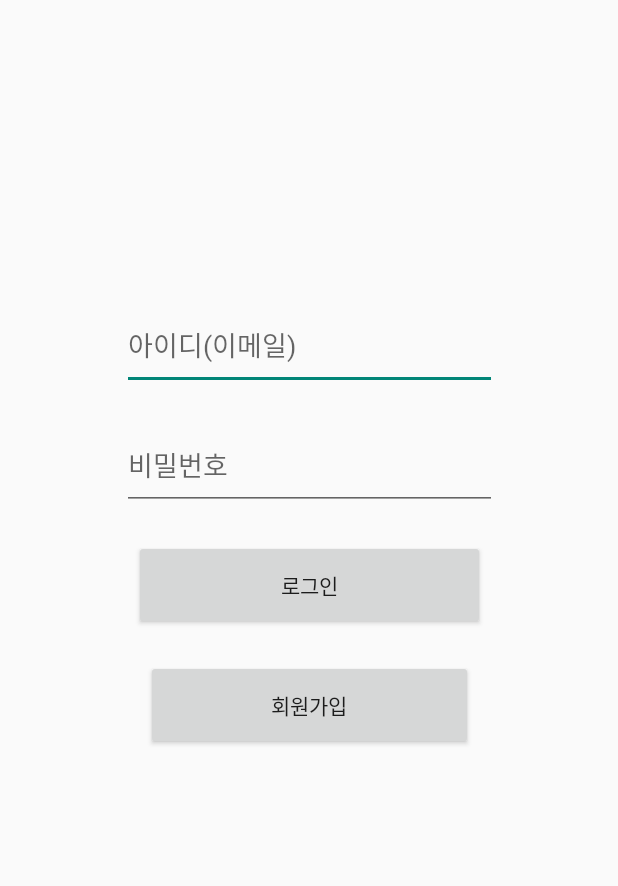
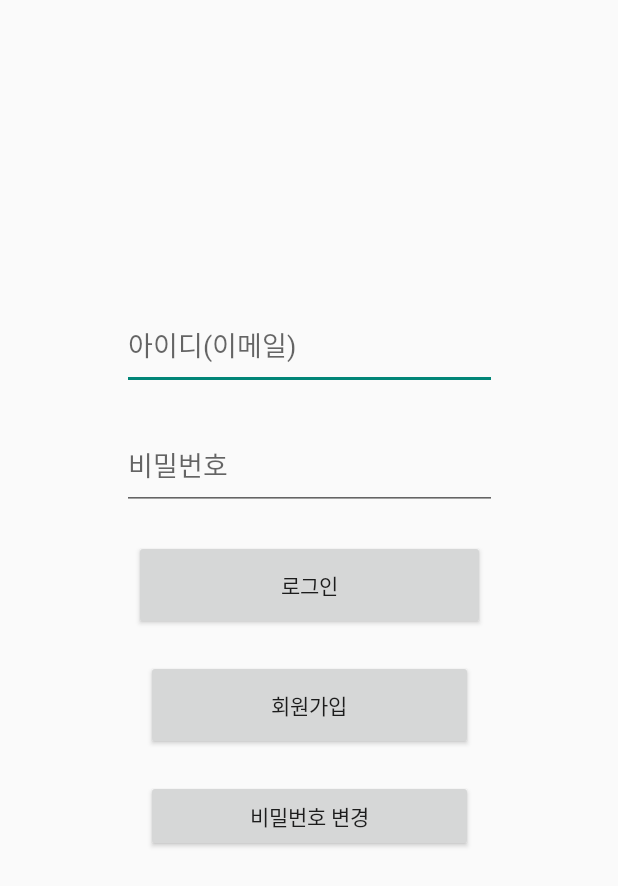
Before and after one commit to lola161385/team_UGS_Capstone, an Android app built with Jetpack Compose: the screen it shows after launch (LoginActivity), on a phone screen of 412 x 824 dp. Shown: the top 886 px of the screen. Run offline under Robolectric (Android 15) with nearby library versions, the phone set to English and light mode, and no system bars; our stand-ins replace Firebase (no records; nobody signed in at launch, a user with empty details on screens opened directly).

Commit message:
change pwd

```diff
--- a/app/src/main/java/com/sahmyook/ugs/LoginActivity.java
+++ b/app/src/main/java/com/sahmyook/ugs/LoginActivity.java
@@ -21,7 +21,7 @@ public class LoginActivity extends AppCompatActivity {
     private FirebaseAuth mFirebaseAuth;
     private DatabaseReference mDatabaseRef;
     private EditText mEtEmail, mEtPwd;
-    private Button mBtnRegister, mBtnLogin;
+    private Button mBtnRegister, mBtnLogin, mBtnChangePwd;
 
     @Override
     protected void onCreate(Bundle savedInstanceState) {
@@ -36,6 +36,7 @@ public class LoginActivity extends AppCompatActivity {
 
         mBtnRegister = findViewById(R.id.btn_register);
         mBtnLogin = findViewById(R.id.btn_login);
+        mBtnChangePwd = findViewById(R.id.btn_changepwd);
 
         mBtnLogin.setOnClickListener(new View.OnClickListener() {
             @Override
@@ -57,7 +58,6 @@ public class LoginActivity extends AppCompatActivity {
                 });
             }
         });
-
         // 회원가입 버튼 기능 구현
         mBtnRegister.setOnClickListener(new View.OnClickListener() {
             @Override
@@ -66,5 +66,13 @@ public class LoginActivity extends AppCompatActivity {
                 startActivity(intent);
             }
         });
+
+        mBtnChangePwd.setOnClickListener(new View.OnClickListener() {
+            @Override
+            public void onClick(View v) {
+                Intent intent = new Intent(LoginActivity.this, ChangePwdActivity.class);
+                startActivity(intent);
+            }
+        });
     }
 }
--- a/app/src/main/java/com/sahmyook/ugs/RegisterActivity.java
+++ b/app/src/main/java/com/sahmyook/ugs/RegisterActivity.java
@@ -56,8 +56,6 @@ public class RegisterActivity extends AppCompatActivity {
                             UserAccount account = new UserAccount();
                             account.setIdToken(firebaseUser.getUid());
                             account.setEmailId(firebaseUser.getEmail());
-                            account.setPassword(strPwd);
-
                             //setValue: DB에 insert
                             mDatabaseRef.child("UserAccount").child(firebaseUser.getUid()).setValue(account);
                             //Toast - 회원가입 성공 이라는 메세지 띄우기
--- a/app/src/main/res/layout/activity_login.xml
+++ b/app/src/main/res/layout/activity_login.xml
@@ -59,4 +59,14 @@
         app:layout_constraintStart_toStartOf="@+id/btn_login"
         app:layout_constraintTop_toBottomOf="@+id/btn_login" />
 
+    <Button
+        android:id="@+id/btn_changepwd"
+        android:layout_width="0dp"
+        android:layout_height="wrap_content"
+        android:layout_marginTop="20dp"
+        android:text="비밀번호 변경"
+        app:layout_constraintEnd_toEndOf="@+id/btn_register"
+        app:layout_constraintStart_toStartOf="@+id/btn_register"
+        app:layout_constraintTop_toBottomOf="@+id/btn_register" />
+
 </androidx.constraintlayout.widget.ConstraintLayout>
```
Also changed, not shown: app/src/main/AndroidManifest.xml (+9 -6 lines), app/src/main/java/com/sahmyook/ugs/ChangePwdActivity.java (added, +75 -0 lines), app/src/main/res/layout/activity_changepwd.xml (added, +42 -0 lines).
